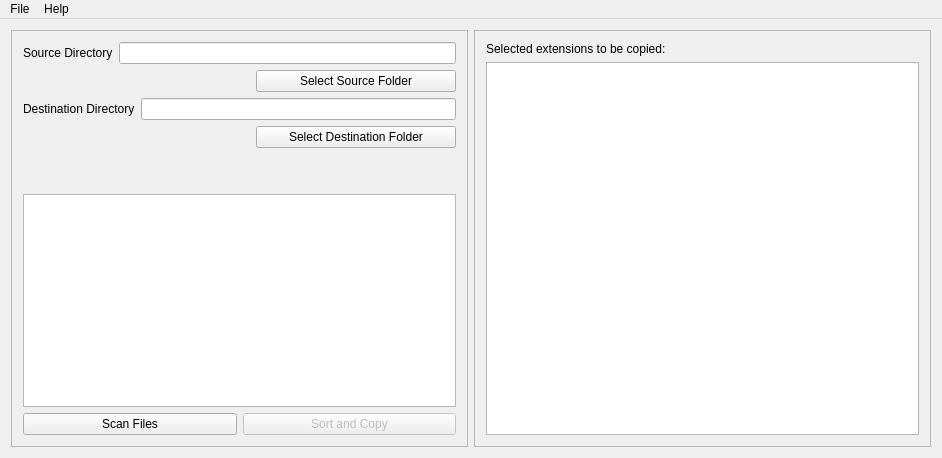
Before: the Qt Designer form Forms/mainwindow.ui in fjpereny/GnuSort, drawn with Qt 5.
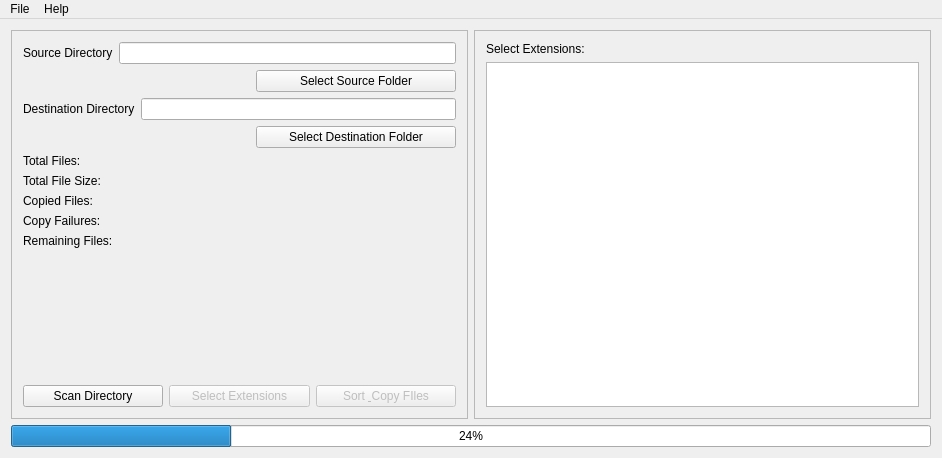
After: the same form once the commit is applied.

The edit to the form file:
```diff
--- a/Forms/mainwindow.ui
+++ b/Forms/mainwindow.ui
@@ -133,19 +133,50 @@
               </size>
              </property>
              <property name="text">
-              <string/>
+              <string>Total Files:</string>
+             </property>
+            </widget>
+           </item>
+           <item>
+            <widget class="QLabel" name="fileSizeLabel">
+             <property name="text">
+              <string>Total File Size: </string>
+             </property>
+            </widget>
+           </item>
+           <item>
+            <widget class="QLabel" name="copiedFilesLabel">
+             <property name="text">
+              <string>Copied Files:</string>
              </property>
             </widget>
            </item>
            <item>
             <widget class="QLabel" name="failedCountLabel">
              <property name="text">
-              <string/>
+              <string>Copy Failures:</string>
              </property>
             </widget>
            </item>
            <item>
-            <widget class="QPlainTextEdit" name="consolePlainTextEdit"/>
+            <widget class="QLabel" name="remainingFilesLabel">
+             <property name="text">
+              <string>Remaining Files: </string>
+             </property>
+            </widget>
+           </item>
+           <item>
+            <spacer name="verticalSpacer">
+             <property name="orientation">
+              <enum>Qt::Vertical</enum>
+             </property>
+             <property name="sizeHint" stdset="0">
+              <size>
+               <width>20</width>
+               <height>40</height>
+              </size>
+             </property>
+            </spacer>
            </item>
            <item>
             <layout class="QHBoxLayout" name="horizontalLayout_3">
@@ -158,7 +189,17 @@
                 </size>
                </property>
                <property name="text">
-                <string>Scan Files</string>
+                <string>Scan Directory</string>
+               </property>
+              </widget>
+             </item>
+             <item>
+              <widget class="QPushButton" name="selectButton">
+               <property name="enabled">
+                <bool>false</bool>
+               </property>
+               <property name="text">
+                <string>Select Extensions</string>
                </property>
               </widget>
              </item>
@@ -174,7 +215,7 @@
                 </size>
                </property>
                <property name="text">
-                <string>Sort and Copy</string>
+                <string>Sort &amp; Copy FIles</string>
                </property>
               </widget>
              </item>
@@ -197,7 +238,7 @@
          <item>
           <widget class="QLabel" name="label_3">
            <property name="text">
-            <string>Selected extensions to be copied:</string>
+            <string>Select Extensions:</string>
            </property>
           </widget>
          </item>
@@ -213,6 +254,13 @@
       </item>
      </layout>
     </item>
+    <item>
+     <widget class="QProgressBar" name="progressBar">
+      <property name="value">
+       <number>24</number>
+      </property>
+     </widget>
+    </item>
    </layout>
   </widget>
   <widget class="QMenuBar" name="menuBar">
```
